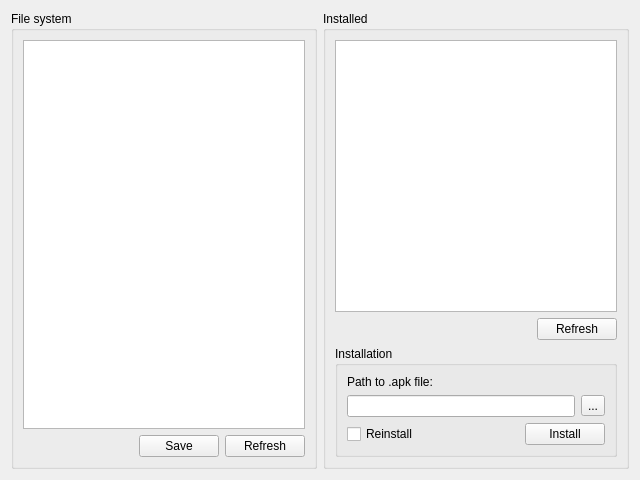
Above: appswidget.ui from schdub/adbgui before the change. Below: the same form after it.
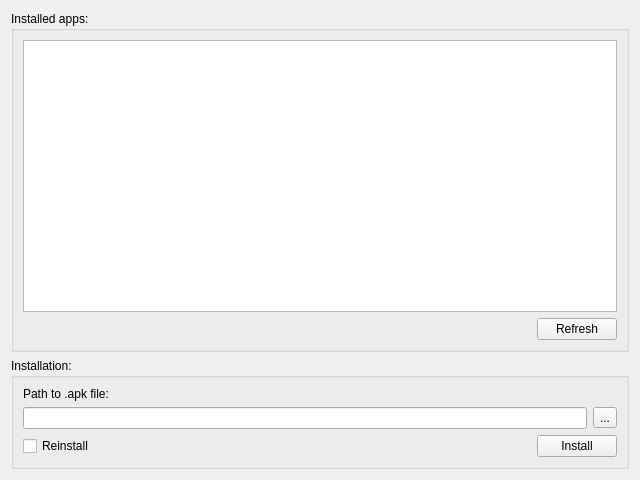
That is the form after the change. Custom widgets are drawn as their Qt base class.

What changed in the file:
```diff
--- a/appswidget.ui
+++ b/appswidget.ui
@@ -15,66 +15,9 @@
   </property>
   <layout class="QVBoxLayout" name="verticalLayout_2">
    <item>
-    <layout class="QHBoxLayout" name="horizontalLayout_4">
-     <item>
-      <widget class="QGroupBox" name="groupBox_3">
-       <property name="title">
-        <string>File system</string>
-       </property>
-       <layout class="QVBoxLayout" name="verticalLayout_4">
-        <item>
-         <widget class="TreeWidget" name="treeWidget">
-          <property name="acceptDrops">
-           <bool>true</bool>
-          </property>
-          <attribute name="headerVisible">
-           <bool>false</bool>
-          </attribute>
-          <column>
-           <property name="text">
-            <string notr="true">1</string>
-           </property>
-          </column>
-         </widget>
-        </item>
-        <item>
-         <layout class="QHBoxLayout" name="horizontalLayout_5">
-          <item>
-           <spacer name="horizontalSpacer_3">
-            <property name="orientation">
-             <enum>Qt::Horizontal</enum>
-            </property>
-            <property name="sizeHint" stdset="0">
-             <size>
-              <width>40</width>
-              <height>20</height>
-             </size>
-            </property>
-           </spacer>
-          </item>
-          <item>
-           <widget class="QPushButton" name="btSave">
-            <property name="text">
-             <string>Save</string>
-            </property>
-           </widget>
-          </item>
-          <item>
-           <widget class="QPushButton" name="btSdCardRefresh">
-            <property name="text">
-             <string>Refresh</string>
-            </property>
-           </widget>
-          </item>
-         </layout>
-        </item>
-       </layout>
-      </widget>
-     </item>
-     <item>
       <widget class="QGroupBox" name="groupBox_2">
        <property name="title">
-        <string>Installed</string>
+      <string>Installed apps:</string>
        </property>
        <layout class="QVBoxLayout" name="verticalLayout">
         <item>
@@ -104,10 +47,13 @@
           </item>
          </layout>
         </item>
+     </layout>
+    </widget>
+   </item>
         <item>
          <widget class="QGroupBox" name="groupBox">
           <property name="title">
-           <string>Installation</string>
+      <string>Installation:</string>
           </property>
           <layout class="QVBoxLayout" name="verticalLayout_3">
            <item>
@@ -171,18 +117,6 @@
         </item>
        </layout>
       </widget>
-     </item>
-    </layout>
-   </item>
-  </layout>
- </widget>
- <customwidgets>
-  <customwidget>
-   <class>TreeWidget</class>
-   <extends>QTreeWidget</extends>
-   <header>treewidget.h</header>
-  </customwidget>
- </customwidgets>
  <resources/>
  <connections/>
 </ui>
```
Lines whose indentation alone changed are shown as unchanged.
